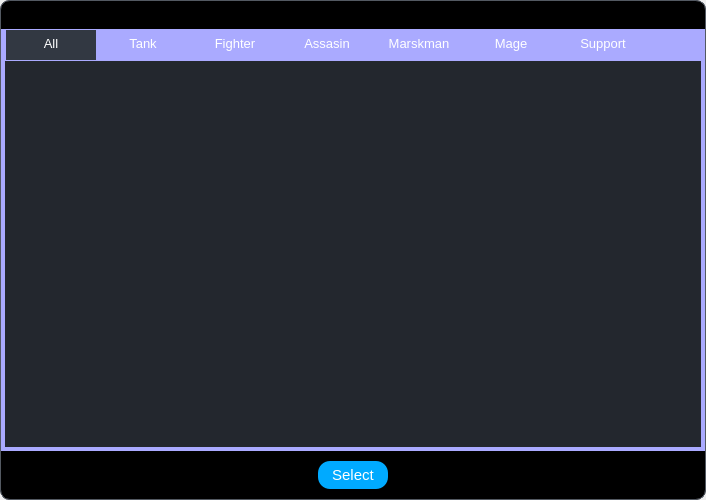
Above: ui/dialogs/hero_selector_tab.ui from elian-olbz/mlbb-drafting-and-simulation-tools before the change. Below: the same form after it.
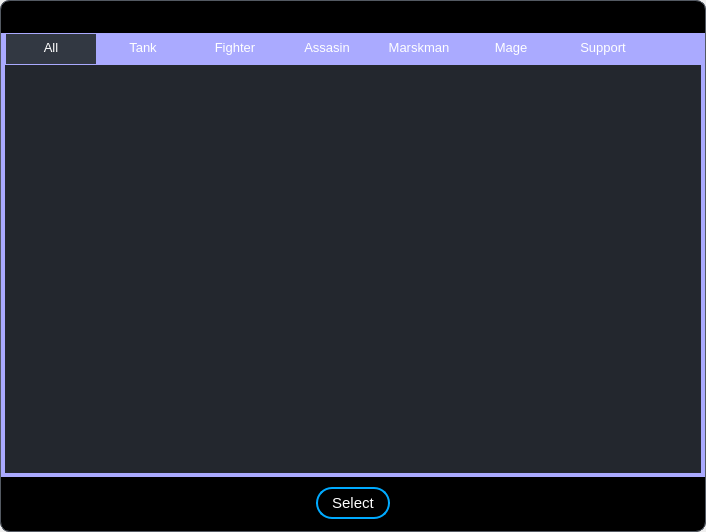
That is the form after the change. Icons and pictures are not drawn.

Patch:
```diff
--- a/ui/dialogs/hero_selector_tab.ui
+++ b/ui/dialogs/hero_selector_tab.ui
@@ -7,7 +7,7 @@
     <x>0</x>
     <y>0</y>
     <width>706</width>
-    <height>500</height>
+    <height>532</height>
    </rect>
   </property>
   <property name="windowTitle">
@@ -126,7 +126,7 @@
              <number>0</number>
             </property>
             <property name="bottomMargin">
-             <number>0</number>
+             <number>4</number>
             </property>
             <item alignment="Qt::AlignRight">
              <widget class="QPushButton" name="exit_button">
@@ -310,7 +310,7 @@
              <number>0</number>
             </property>
             <property name="bottomMargin">
-             <number>10</number>
+             <number>12</number>
             </property>
             <item alignment="Qt::AlignHCenter">
              <widget class="QFrame" name="button_frame">
@@ -344,8 +344,10 @@
                   </font>
                  </property>
                  <property name="styleSheet">
-                  <string notr="true">background-color: rgb(0, 170, 255);
-border-radius: 12px;</string>
+                  <string notr="true">border-radius: 16px;
+border: 2px solid; 
+border-color:rgb(83, 89, 98);
+border-color: rgb(0, 170, 255);</string>
                  </property>
                  <property name="text">
                   <string> Select </string>
```
